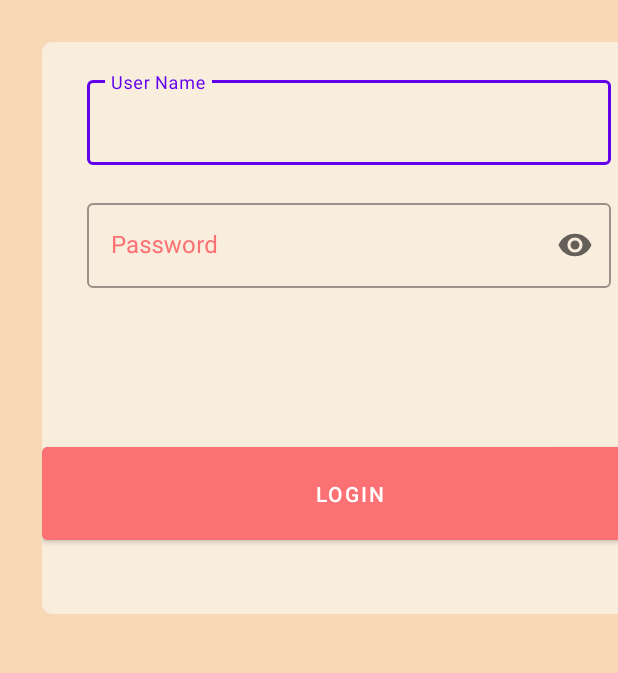
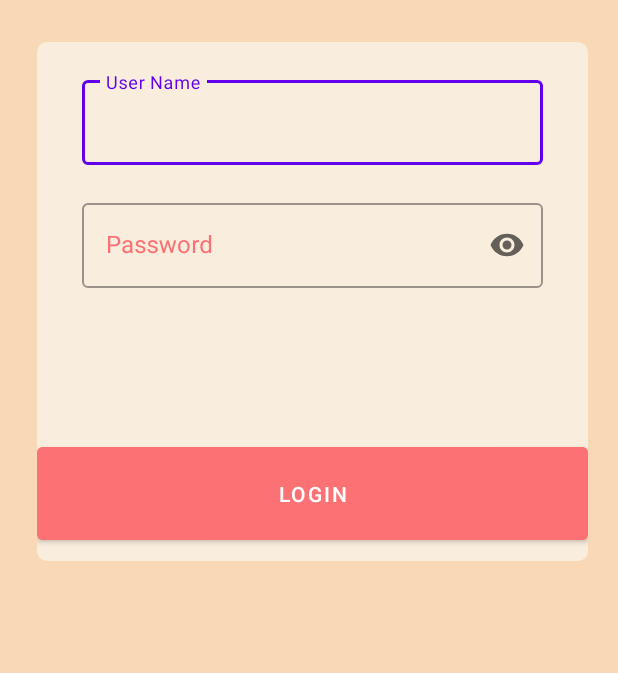
Before and after one commit to ETS-Android5/Automatic-Curtain-Android-App, an Android app: the screen it shows after launch (Login_Activity), on a phone screen of 412 x 824 dp, the part 216-889 px from its top. Run offline under Robolectric (Android 15) with nearby library versions, the phone set to English and light mode, and no system bars.

Commit message:
Fixed Login Activity and layout

```diff
--- a/COEN390_EZCurtains/app/build.gradle
+++ b/COEN390_EZCurtains/app/build.gradle
@@ -7,7 +7,7 @@ android {
 
     defaultConfig {
         applicationId "team_10.example.coen390_ezcurtains"
-        minSdk 27
+        minSdk 26
         targetSdk 31
         versionCode 1
         versionName "1.0"
--- a/COEN390_EZCurtains/app/src/main/java/team_10/example/coen390_ezcurtains/Login_Activity.java
+++ b/COEN390_EZCurtains/app/src/main/java/team_10/example/coen390_ezcurtains/Login_Activity.java
@@ -4,6 +4,7 @@ import androidx.appcompat.app.AppCompatActivity;
 
 import android.content.Intent;
 import android.content.SharedPreferences;
+import android.content.res.Configuration;
 import android.os.Bundle;
 import android.util.Log;
 import android.view.View;
@@ -14,6 +15,7 @@ import android.widget.Toast;
 import com.google.android.material.textfield.TextInputEditText;
 
 import java.util.List;
+import java.util.Locale;
 
 import team_10.example.coen390_ezcurtains.Controllers.SqlLiteUserAdapter;
 import team_10.example.coen390_ezcurtains.Models.User;
@@ -31,26 +33,35 @@ public class Login_Activity extends AppCompatActivity {
     protected void onCreate(Bundle savedInstanceState)
     {
         super.onCreate(savedInstanceState);
+
         setContentView(R.layout.login_layout);
+
+
         login_button = findViewById(R.id.login_button);
         txt_username = findViewById(R.id.txt_userId);
         txt_password = findViewById(R.id.txt_password);
 
+        init_database();
 
         // Login process
         login_button.setOnClickListener(new View.OnClickListener()
         {
             @Override
-            public void onClick(View view) {
+            public void onClick(View view)
+            {
                 String user = txt_username.getText().toString();
                 String password = txt_password.getText().toString();
                 String SqlCommand = "select username, password from users " + "where username = '" + user + "' AND password = '" + password + "'";
+
                 List<User> users = db.Select(SqlCommand);
 
-                if (users.size() > 0) {
+                if (users.size() > 0)
+                {
                     Intent intent_home = new Intent(getBaseContext(), HomeActivity.class);
                     startActivity(intent_home);
-                } else {
+
+                } else
+                    {
                     Toast.makeText(getBaseContext(), R.string.text_error_user, Toast.LENGTH_LONG).show();
                 }
             }
@@ -60,19 +71,23 @@ public class Login_Activity extends AppCompatActivity {
         private void init_database ()
         {
             try {
-                SqlLiteUserAdapter db = new SqlLiteUserAdapter(this, db_name);
+                db = new SqlLiteUserAdapter(this, db_name);
+
                 String sql = "select username, password from users where username = 'Zeineb'";
+
                 List<User> users = db.Select(sql);
                 if (users.size() > 0)
                 {
                     Toast.makeText(getBaseContext(), R.string.text_default_user_found, Toast.LENGTH_SHORT).show();
-                } else {
+                } else
+                    {
                     Toast.makeText(getBaseContext(), R.string.text_default_user_not_found, Toast.LENGTH_LONG).show();
                     User user = new User();
                     user.setUserName("Zeineb");
                     user.setPassword("Team10!");
                     boolean IsSuccess = db.Insert(user);
-                    if (IsSuccess) {
+                    if (IsSuccess)
+                    {
                         Toast.makeText(getBaseContext(), R.string.text_default_user_found, Toast.LENGTH_SHORT).show();
                     }
                 }
--- a/COEN390_EZCurtains/app/src/main/res/layout/login_layout.xml
+++ b/COEN390_EZCurtains/app/src/main/res/layout/login_layout.xml
@@ -33,10 +33,10 @@
         android:paddingLeft="14.5dp">
 
         <LinearLayout
-            android:layout_width="409dp"
-            android:layout_height="381dp"
-            android:layout_marginLeft="13dp"
-            android:layout_marginRight="35dp"
+            android:layout_width="match_parent"
+            android:layout_height="346dp"
+            android:layout_marginLeft="10dp"
+            android:layout_marginRight="20dp"
             android:background="@drawable/rectangle"
             android:orientation="vertical">
 
```
Also changed, not shown: 1 other file.
